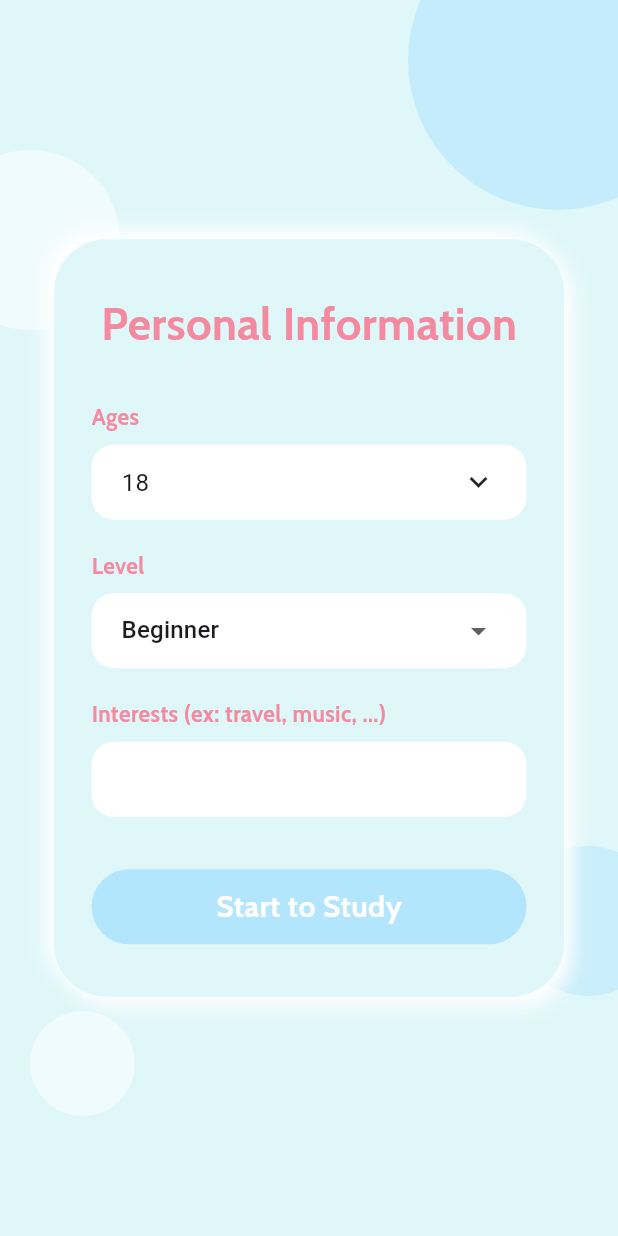
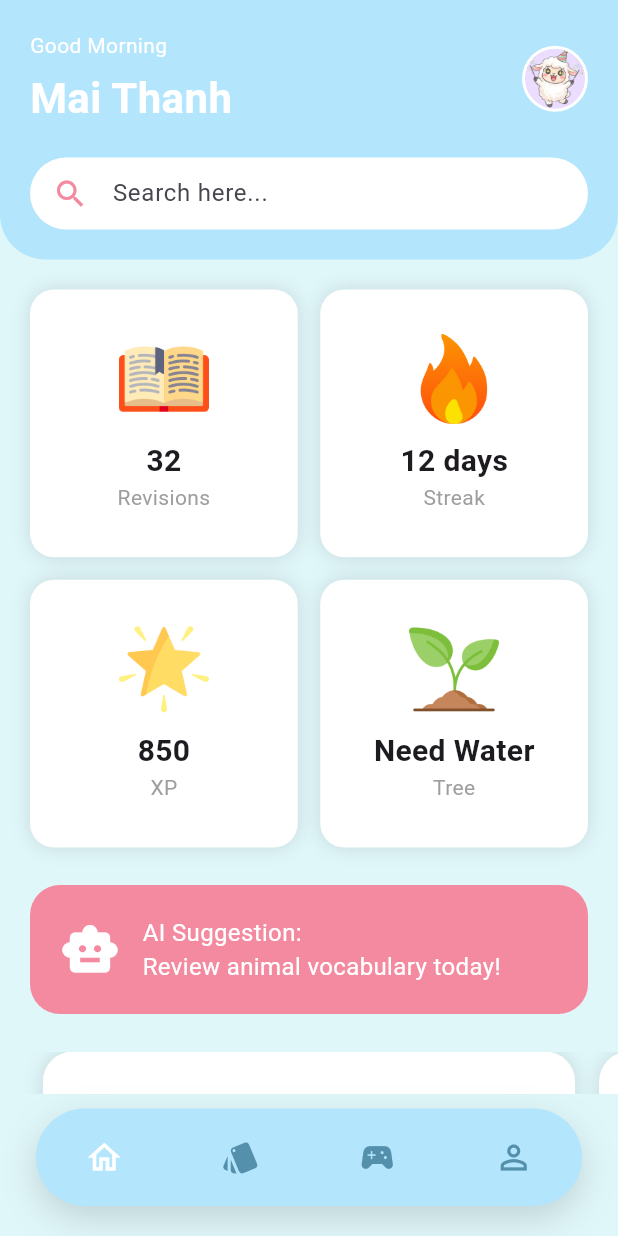
Before and after one commit to rstzsy/FlashCardApp, a Flutter app: the screen it shows after launch, on a phone screen of 412 x 824 dp. Run offline on Flutter 3.47's test engine with Material 3 defaults, Android fonts, the phone set to English and light mode, and no system bars; our stand-ins replace google_fonts.

Commit message:
done home screen

```diff
--- /dev/null
+++ b/flashcard_app/lib/features/home/controllers/home_controller.dart
@@ -0,0 +1 @@
+// home controller
--- /dev/null
+++ b/flashcard_app/lib/features/home/screens/home_screen.dart
@@ -0,0 +1,186 @@
+import 'package:flutter/material.dart';
+import '../../../core/themes/app_colors.dart';
+import '../widgets/feature_card.dart';
+import '../widgets/stat_card.dart';
+
+class HomeScreen extends StatelessWidget {
+  const HomeScreen({super.key});
+
+  @override
+  Widget build(BuildContext context) {
+    return Scaffold(
+      backgroundColor: AppColors.mainColor,
+
+      body: SafeArea(
+        child: SingleChildScrollView(
+          child: Column(
+            children: [
+              // header
+              Container(
+                padding: const EdgeInsets.all(20),
+                decoration: const BoxDecoration(
+                  color: AppColors.primary,
+                  borderRadius: BorderRadius.only(
+                    bottomLeft: Radius.circular(30),
+                    bottomRight: Radius.circular(30),
+                  ),
+                ),
+                child: Column(
+                  children: [
+                    Row(
+                      mainAxisAlignment: MainAxisAlignment.spaceBetween,
+                      children: [
+                        Column(
+                          crossAxisAlignment: CrossAxisAlignment.start,
+                          children: const [
+                            Text(
+                              "Good Morning",
+                              style: TextStyle(color: Colors.white),
+                            ),
+
+                            SizedBox(height: 5),
+
+                            Text(
+                              "Mai Thanh",
+                              style: TextStyle(
+                                fontSize: 28,
+                                color: Colors.white,
+                                fontWeight: FontWeight.bold,
+                              ),
+                            ),
+                          ],
+                        ),
+
+                        CircleAvatar(
+                          radius: 22,
+                          backgroundColor: Colors.white,
+                          child: CircleAvatar(
+                            radius: 20,
+                            backgroundImage: AssetImage(
+                              'assets/character/amaz.png',
+                            ),
+                          ),
+                        ),
+                      ],
+                    ),
+
+                    const SizedBox(height: 20),
+
+                    Container(
+                      padding: const EdgeInsets.symmetric(horizontal: 15),
+                      decoration: BoxDecoration(
+                        color: Colors.white,
+                        borderRadius: BorderRadius.circular(30),
+                      ),
+                      child: const TextField(
+                        decoration: InputDecoration(
+                          icon: Icon(
+                            Icons.search,
+                            color: AppColors.highlightColor,
+                          ),
+                          hintText: "Search here...",
+                          border: InputBorder.none,
+                        ),
+                      ),
+                    ),
+                  ],
+                ),
+              ),
+
+              const SizedBox(height: 20),
+
+              // statistic
+              Padding(
+                padding: const EdgeInsets.symmetric(horizontal: 20),
+                child: GridView.count(
+                  crossAxisCount: 2,
+                  shrinkWrap: true,
+                  crossAxisSpacing: 15,
+                  mainAxisSpacing: 15,
+                  physics: const NeverScrollableScrollPhysics(),
+                  children: const [
+                    StatCard(
+                      title: "Revisions",
+                      value: "32",
+                      imagePath: "assets/component/book.png",
+                    ),
+
+                    StatCard(
+                      title: "Streak",
+                      value: "12 days",
+                      imagePath: "assets/component/fire.png",
+                    ),
+
+                    StatCard(
+                      title: "XP",
+                      value: "850",
+                      imagePath: "assets/component/star.png",
+                    ),
+
+                    StatCard(
+                      title: "Tree",
+                      value: "Need Water",
+                      imagePath: "assets/component/plant.png",
+                    ),
+                  ],
+                ),
+              ),
+
+              const SizedBox(height: 25),
+
+              // recommend AI
+              Container(
+                margin: const EdgeInsets.symmetric(horizontal: 20),
+                padding: const EdgeInsets.all(20),
+                decoration: BoxDecoration(
+                  color: AppColors.highlightColor,
+                  borderRadius: BorderRadius.circular(20),
+                ),
+                child: Row(
+                  children: const [
+                    Icon(Icons.smart_toy, size: 40, color: Colors.white),
+
+                    SizedBox(width: 15),
+
+                    Expanded(
+                      child: Text(
+                        "AI Suggestion:\nReview animal vocabulary today!",
+                        style: TextStyle(fontSize: 16, color: Colors.white),
+                      ),
+                    ),
+                  ],
+                ),
+              ),
+
+              const SizedBox(height: 25),
+
+              SizedBox(
+                height: 140,
+                child: PageView(
+                  controller: PageController(viewportFraction: 0.9),
+                  children: [
+                    FeatureCard(
+                      image: "assets/character/confident.png",
+                      title: "Create flashcard with AI",
+                      buttonText: "Start",
+                      onPressed: () {},
+                    ),
+
+                    FeatureCard(
+                      image: "assets/character/game.png",
+                      title: "Play game to review vocab now!",
+                      buttonText: "Review",
+                      onPressed: () {},
+                    ),
+                  ],
+                ),
+              ),
+
+              const SizedBox(height: 30),
+            ],
+          ),
+        ),
+      ),
+    );
+  }
+}
--- /dev/null
+++ b/flashcard_app/lib/features/home/widgets/feature_card.dart
@@ -0,0 +1,73 @@
+import 'package:flutter/material.dart';
+
+import '../../../core/themes/app_colors.dart';
+
+class FeatureCard extends StatelessWidget {
+  final String image;
+  final String title;
+  final String buttonText;
+  final VoidCallback onPressed;
+
+  const FeatureCard({
+    super.key,
+    required this.image,
+    required this.title,
+    required this.buttonText,
+    required this.onPressed,
+  });
+
+  @override
+  Widget build(BuildContext context) {
+    return Container(
+      margin: const EdgeInsets.symmetric(horizontal: 8),
+      padding: const EdgeInsets.all(15),
+      decoration: BoxDecoration(
+        color: Colors.white,
+        borderRadius: BorderRadius.circular(20),
+        boxShadow: const [BoxShadow(color: Colors.black12, blurRadius: 10)],
+      ),
+
+      child: Row(
+        children: [
+          // left
+          Expanded(flex: 3, child: Image.asset(image, height: 80)),
+
+          const SizedBox(width: 10),
+
+          // right
+          Expanded(
+            flex: 7,
+            child: Column(
+              mainAxisAlignment: MainAxisAlignment.center,
+              children: [
+                Text(
+                  title,
+                  style: const TextStyle(
+                    fontSize: 16,
+                    fontWeight: FontWeight.bold,
+                  ),
+                ),
+
+                const SizedBox(height: 10),
+
+                ElevatedButton(
+                  onPressed: onPressed,
+                  style: ElevatedButton.styleFrom(
+                    backgroundColor: AppColors.highlightColor,
+                    shape: RoundedRectangleBorder(
+                      borderRadius: BorderRadius.circular(20),
+                    ),
+                  ),
+                  child: Text(
+                    buttonText,
+                    style: TextStyle(color: Colors.white),
+                  ),
+                ),
+              ],
+            ),
+          ),
+        ],
+      ),
+    );
+  }
+}
--- /dev/null
+++ b/flashcard_app/lib/features/home/widgets/stat_card.dart
@@ -0,0 +1,60 @@
+import 'package:flutter/material.dart';
+
+class StatCard extends StatelessWidget {
+  final String title;
+  final String value;
+  final String imagePath;
+
+  const StatCard({
+    super.key,
+    required this.title,
+    required this.value,
+    required this.imagePath,
+  });
+
+  @override
+  Widget build(BuildContext context) {
+    return Container(
+      padding: const EdgeInsets.all(16),
+      decoration: BoxDecoration(
+        color: Colors.white,
+        borderRadius: BorderRadius.circular(16),
+        boxShadow: [
+          BoxShadow(
+            color: Colors.black12,
+            blurRadius: 10,
+          )
+        ],
+      ),
+
+      child: Column(
+        mainAxisAlignment: MainAxisAlignment.center,
+        children: [
+
+          Image.asset(
+            imagePath,
+            width: 60,
+            height: 60,
+          ),
+
+          const SizedBox(height: 10),
+
+          Text(
+            value,
+            style: const TextStyle(
+              fontSize: 20,
+              fontWeight: FontWeight.bold,
+            ),
+          ),
+
+          Text(
+            title,
+            style: const TextStyle(
+              color: Colors.grey,
+            ),
+          ),
+        ],
+      ),
+    );
+  }
+}
--- a/flashcard_app/lib/main.dart
+++ b/flashcard_app/lib/main.dart
@@ -1,3 +1,4 @@
+import 'package:flashcard_app/routes/main_navigation.dart';
 import 'package:flutter/material.dart';
 import '../routes/app_router.dart';
 import '../routes/app_routes.dart';
@@ -14,7 +15,8 @@ class MyApp extends StatelessWidget {
     return MaterialApp(
       debugShowCheckedModeBanner: false,
       title: 'Study English',
-      initialRoute: AppRoutes.initialSetup,
+      // initialRoute: AppRoutes.homeScreen,
+      home: MainNavigation(),
       onGenerateRoute: AppRouter.generateRoute,
     );
   }
--- a/flashcard_app/lib/routes/app_router.dart
+++ b/flashcard_app/lib/routes/app_router.dart
@@ -1,4 +1,5 @@
 import 'package:flashcard_app/features/auth/screens/initial_setup_screen.dart';
+import 'package:flashcard_app/features/home/screens/home_screen.dart';
 import 'package:flutter/material.dart';
 import '../features/auth/screens/login_screen.dart';
 import 'app_routes.dart';
@@ -6,24 +7,20 @@ import 'app_routes.dart';
 class AppRouter {
   static Route<dynamic> generateRoute(RouteSettings settings) {
     switch (settings.name) {
-
       case AppRoutes.login:
-        return MaterialPageRoute(
-          builder: (_) => const LoginScreen(),
-        );
+        return MaterialPageRoute(builder: (_) => const LoginScreen());
 
       case AppRoutes.initialSetup:
-        return MaterialPageRoute(
-          builder: (_) => const SetupScreen(),
-        );
+        return MaterialPageRoute(builder: (_) => const SetupScreen());
+
+      case AppRoutes.homeScreen:
+        return MaterialPageRoute(builder: (_) => const HomeScreen());
 
       default:
         return MaterialPageRoute(
-          builder: (_) => const Scaffold(
-            body: Center(
-              child: Text("Route not found"),
-            ),
-          ),
+          builder:
+              (_) =>
+                  const Scaffold(body: Center(child: Text("Route not found"))),
         );
     }
   }
--- a/flashcard_app/lib/routes/app_routes.dart
+++ b/flashcard_app/lib/routes/app_routes.dart
@@ -1,4 +1,5 @@
 class AppRoutes {
   static const login = '/login';
   static const initialSetup = '/initial_setup';
+  static const homeScreen = '/home';
 }
--- /dev/null
+++ b/flashcard_app/lib/routes/main_navigation.dart
@@ -0,0 +1,84 @@
+import 'package:flashcard_app/core/themes/app_colors.dart';
+import 'package:flutter/material.dart';
+import '../features/home/screens/home_screen.dart';
+
+class MainNavigation extends StatefulWidget {
+  const MainNavigation({super.key});
+
+  @override
+  State<MainNavigation> createState() => _MainNavigationState();
+}
+
+class _MainNavigationState extends State<MainNavigation> {
+  int currentIndex = 0;
+
+  final List<Widget> pages = [
+    const HomeScreen(),
+    const Placeholder(),
+    const Placeholder(),
+    const Placeholder(),
+    const Placeholder(),
+  ];
+
+  @override
+  Widget build(BuildContext context) {
+    return Scaffold(
+      extendBody: true,
+      body: pages[currentIndex],
+
+      bottomNavigationBar: Padding(
+        padding: const EdgeInsets.only(left: 24, right: 24, bottom: 20, top: 10),
+        child: Container(
+          height: 65,
+          decoration: BoxDecoration(
+            borderRadius: BorderRadius.circular(40),
+
+            // background color pagination
+            color: AppColors.primary,
+
+            // shadow
+            boxShadow: [
+              BoxShadow(
+                color: Colors.black.withOpacity(0.15),
+                blurRadius: 20,
+                offset: const Offset(0, 8),
+              ),
+            ],
+          ),
+
+          child: Row(
+            mainAxisAlignment: MainAxisAlignment.spaceAround,
+            children: [
+              navItem(Icons.home_outlined, 0),
+              navItem(Icons.style, 1),
+              navItem(Icons.sports_esports, 2),
+              navItem(Icons.person_outline, 4),
+            ],
+          ),
+        ),
+      ),
+    );
+  }
+
+  // set state for page navigate
+  Widget navItem(IconData icon, int index) {
+    bool isActive = currentIndex == index;
+
+    return GestureDetector(
+      onTap: () {
+        setState(() {
+          currentIndex = index;
+        });
+      },
+      child: AnimatedContainer(
+        duration: const Duration(milliseconds: 200),
+        padding: const EdgeInsets.all(8),
+        child: Icon(
+          icon,
+          size: 26,
+          color: isActive ? Colors.white : const Color.fromARGB(255, 84, 144, 172),
+        ),
+      ),
+    );
+  }
+}
--- a/flashcard_app/pubspec.yaml
+++ b/flashcard_app/pubspec.yaml
@@ -56,3 +56,4 @@ flutter:
   uses-material-design: true
   assets:
     - assets/character/
+    - assets/component/
```
Also changed, not shown: flashcard_app/assets/character/confident.png (added), flashcard_app/assets/character/game.png (added), flashcard_app/assets/component/book.png (added), flashcard_app/assets/component/fire.png (added), flashcard_app/assets/component/plant.png (added), flashcard_app/assets/component/star.png (added).
